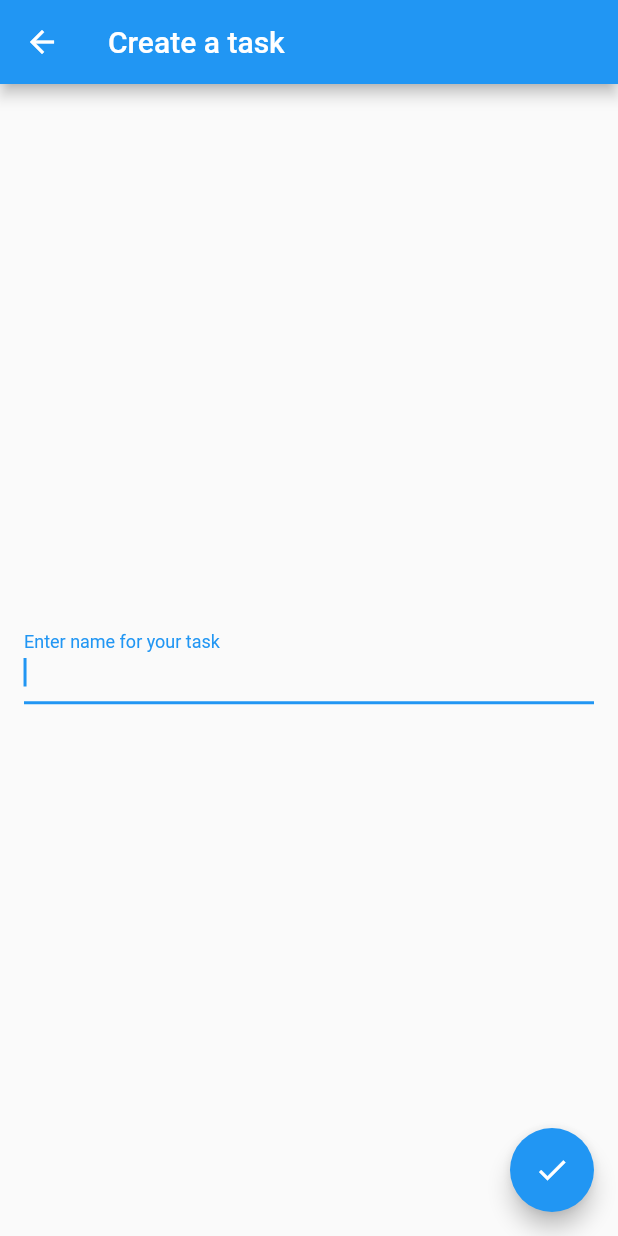
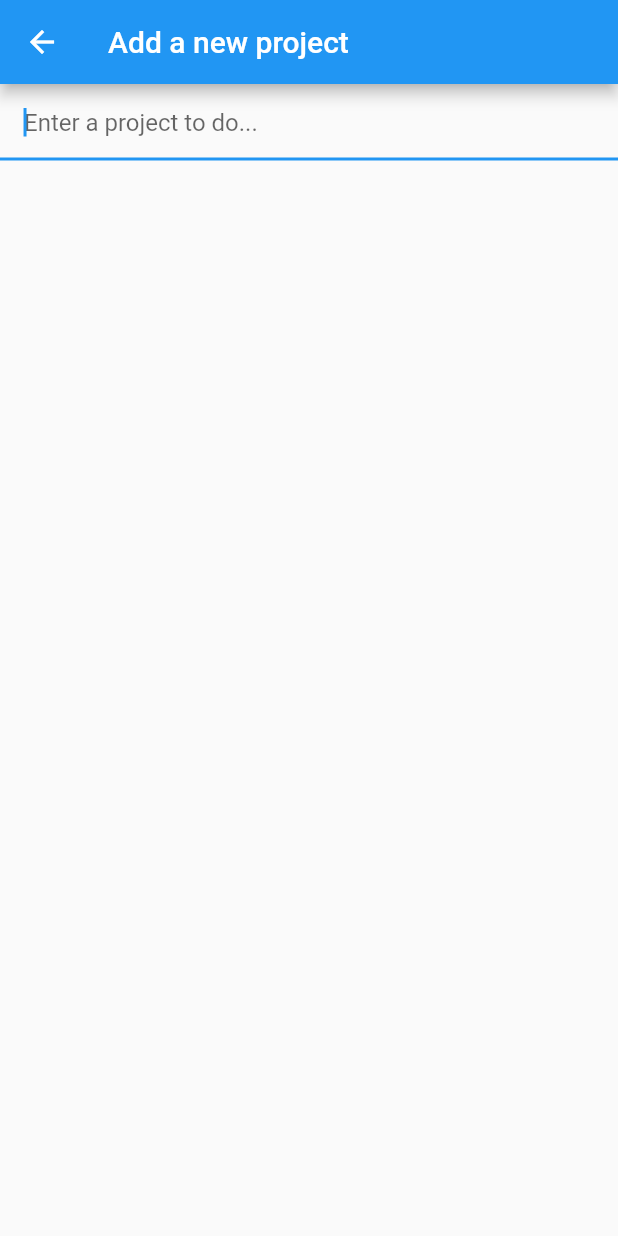
Before and after one commit to NathanEpitech/Rush_Piscine_PoC, a Flutter app: the screen it shows after launch, after a tap on the "add" icon, on a phone screen of 412 x 824 dp. Run offline on Flutter 3.47's test engine with Material 2 defaults, Android fonts, the phone set to English and light mode, and no system bars.

Commit message:
{NEW} todo app

```diff
--- a/flutter_application_1/lib/main.dart
+++ b/flutter_application_1/lib/main.dart
@@ -1,117 +1,93 @@
 import 'package:flutter/material.dart';
 
-void main() => runApp(TODOApp());
+void main() => runApp(new TodoApp());
 
-class Task {
-  String _name;
-  bool _completed;
-
-  Task(this._name);
-
-  getName() => this._name;
-  setName(name) => this._name = name;
-
-  isCompleted() => this._completed;
-  setCompleted(completed) => this._completed = completed;
-}
-
-class TODOApp extends StatelessWidget {
+class TodoApp extends StatelessWidget {
   @override
   Widget build(BuildContext context) {
-    return TODO();
+    return new MaterialApp(title: 'Todo List', home: new TodoList());
   }
 }
 
-class TODO extends StatefulWidget {
+class TodoList extends StatefulWidget {
   @override
-  State<StatefulWidget> createState() {
-    return TODOState();
-  }
+  createState() => new TodoListState();
 }
 
-class TODOState extends State<TODO> {
-  final List<Task> tasks = [];
+class TodoListState extends State<TodoList> {
+  List<String> _todoItems = [];
 
-  void onTaskCreated(String name) {
-    setState(() {
-      tasks.add(Task(name));
-    });
+  void _addTodoItem(String task) {
+    if (task.length > 0) {
+      setState(() => _todoItems.add(task));
+    }
+  }
+
+  void _removeTodoItem(int index) {
+    setState(() => _todoItems.removeAt(index));
+  }
+
+  void _promptRemoveTodoItem(int index) {
+    showDialog(
+        context: context,
+        builder: (BuildContext context) {
+          return new AlertDialog(
+              title: new Text('Mark "${_todoItems[index]}" as done?'),
+              actions: <Widget>[
+                new FlatButton(
+                    child: new Text('CANCEL'),
+                    onPressed: () => Navigator.of(context).pop()),
+                new FlatButton(
+                    child: new Text('MARK AS DONE'),
+                    onPressed: () {
+                      _removeTodoItem(index);
+                      Navigator.of(context).pop();
+                    })
+              ]);
+        });
+  }
+
+  Widget _buildTodoList() {
+    return new ListView.builder(
+      itemBuilder: (context, index) {
+        if (index < _todoItems.length) {
+          return _buildTodoItem(_todoItems[index], index);
+        }
+      },
+    );
+  }
+
+  Widget _buildTodoItem(String todoText, int index) {
+    return new ListTile(
+        title: new Text(todoText), onTap: () => _promptRemoveTodoItem(index));
   }
 
   @override
   Widget build(BuildContext context) {
-    return MaterialApp(
-      title: 'TODO app',
-      theme: ThemeData(),
-      initialRoute: '/',
-      routes: {
-        '/': (context) => TODOList(tasks: tasks),
-        '/create': (context) => TODOCreate(
-              onCreate: onTaskCreated,
-            ),
-      },
+    return new Scaffold(
+      appBar: new AppBar(title: new Text('Todo List')),
+      body: _buildTodoList(),
+      floatingActionButton: new FloatingActionButton(
+          onPressed: _pushAddTodoScreen,
+          tooltip: 'Add task',
+          child: new Icon(Icons.add)),
     );
   }
-}
 
-class TODOList extends StatelessWidget {
-  final List<Task> tasks;
-
-  TODOList({@required this.tasks});
-
-  @override
-  Widget build(BuildContext context) {
-    return Scaffold(
-      appBar: AppBar(
-        title: Text('TODO app'),
-      ),
-      body: ListView.builder(
-          itemCount: tasks.length,
-          itemBuilder: (context, index) {
-            return ListTile(
-              title: Text(tasks[index].getName()),
-            );
-          }),
-      floatingActionButton: FloatingActionButton(
-          onPressed: () => Navigator.pushNamed(context, '/create'),
-          child: Icon(Icons.add)),
-    );
+  void _pushAddTodoScreen() {
+    Navigator.of(context).push(new MaterialPageRoute(builder: (context) {
+      return new Scaffold(
+          appBar: new AppBar(title: new Text('Add a new project')),
+          body: new TextField(
+            autofocus: true,
+            onSubmitted: (val) {
+              _addTodoItem(val);
+              Navigator.pop(context);
+            },
+            decoration: new InputDecoration(
+                hintText: 'Enter a project to do...',
+                contentPadding: const EdgeInsets.all(16.0)),
+          ));
+    }));
   }
 }
-
-class TODOCreate extends StatefulWidget {
-  final onCreate;
-
-  TODOCreate({@required this.onCreate});
-
-  @override
-  State<StatefulWidget> createState() {
-    return TODOCreateState();
-  }
-}
-
-class TODOCreateState extends State<TODOCreate> {
-  final TextEditingController controller = TextEditingController();
-
-  @override
-  Widget build(BuildContext context) {
-    return Scaffold(
-      appBar: AppBar(title: Text('Create a task')),
-      body: Center(
-          child: Padding(
-              padding: EdgeInsets.all(16),
-              child: TextField(
-                  autofocus: true,
-                  controller: controller,
-                  decoration:
-                      InputDecoration(labelText: 'Enter name for your task')))),
-      floatingActionButton: FloatingActionButton(
-        child: Icon(Icons.done),
-        onPressed: () {
-          widget.onCreate(controller.text);
-          Navigator.pop(context);
-        },
-      ),
-    );
-  }
-}
```
Also changed, not shown: flutter_application_1/lib/login.dart (added, +50 -0 lines), flutter_application_1/lib/remove.dart (added, +76 -0 lines).
